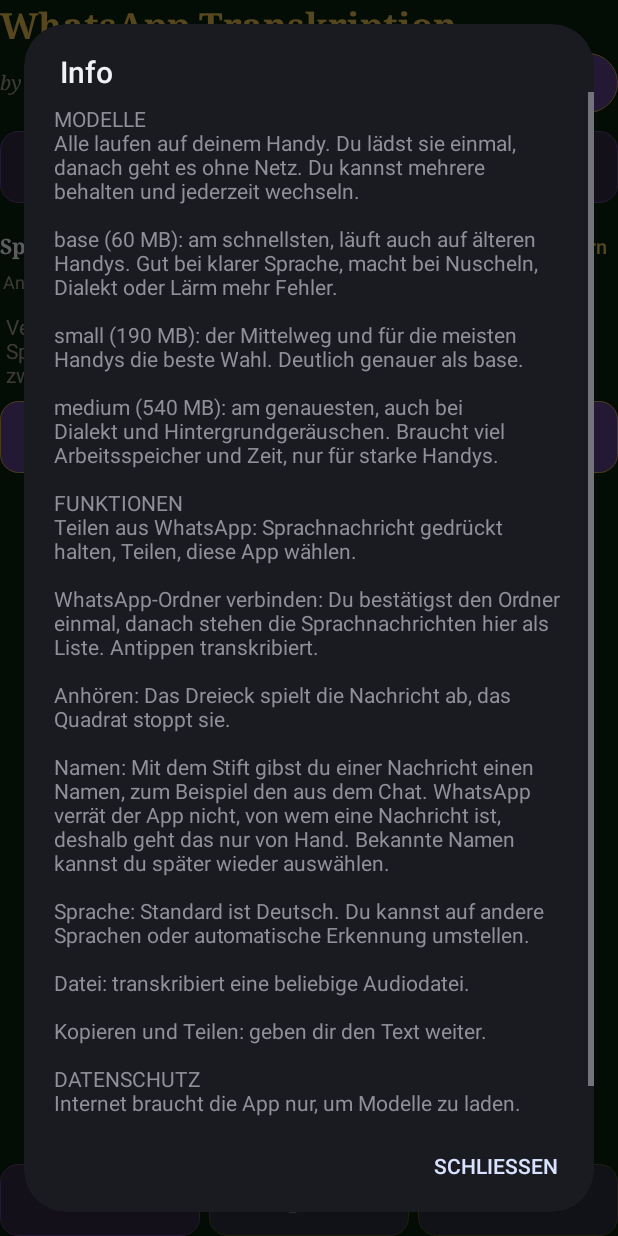
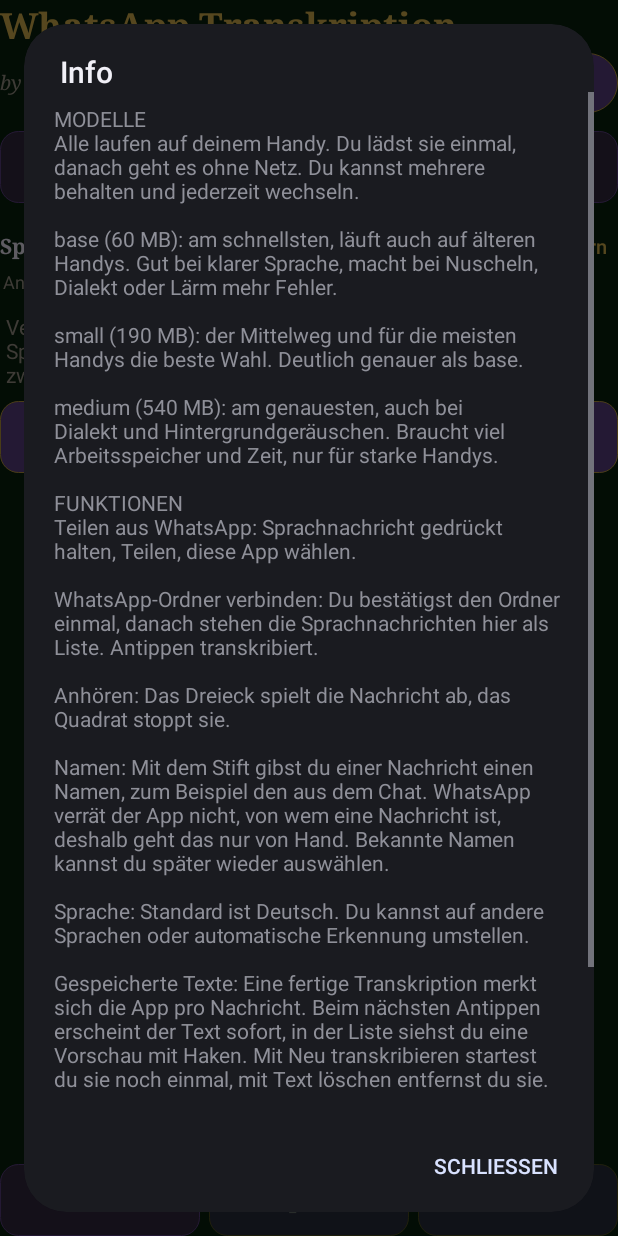
Before and after one commit to Rail1337/whatsapp-transkribieren, an Android app: the screen it shows after launch (MainActivity), after a tap on an icon or button, on a phone screen of 412 x 824 dp. Run offline under Robolectric (Android 15) with nearby library versions, the phone set to English and light mode, and no system bars.

Commit message:
Info-Dialog um gespeicherte Texte ergänzt

```diff
--- a/app/src/main/java/com/railarcanum/transkription/MainActivity.java
+++ b/app/src/main/java/com/railarcanum/transkription/MainActivity.java
@@ -740,6 +740,9 @@ public class MainActivity extends Activity {
                 + "WhatsApp verrät der App nicht, von wem eine Nachricht ist, deshalb geht das nur von Hand. "
                 + "Bekannte Namen kannst du später wieder auswählen.\n\n"
                 + "Sprache: Standard ist Deutsch. Du kannst auf andere Sprachen oder automatische Erkennung umstellen.\n\n"
+                + "Gespeicherte Texte: Eine fertige Transkription merkt sich die App pro Nachricht. "
+                + "Beim nächsten Antippen erscheint der Text sofort, in der Liste siehst du eine Vorschau mit Haken. "
+                + "Mit Neu transkribieren startest du sie noch einmal, mit Text löschen entfernst du sie.\n\n"
                 + "Datei: transkribiert eine beliebige Audiodatei.\n\n"
                 + "Kopieren und Teilen: geben dir den Text weiter.\n\n"
                 + "DATENSCHUTZ\n"
```
